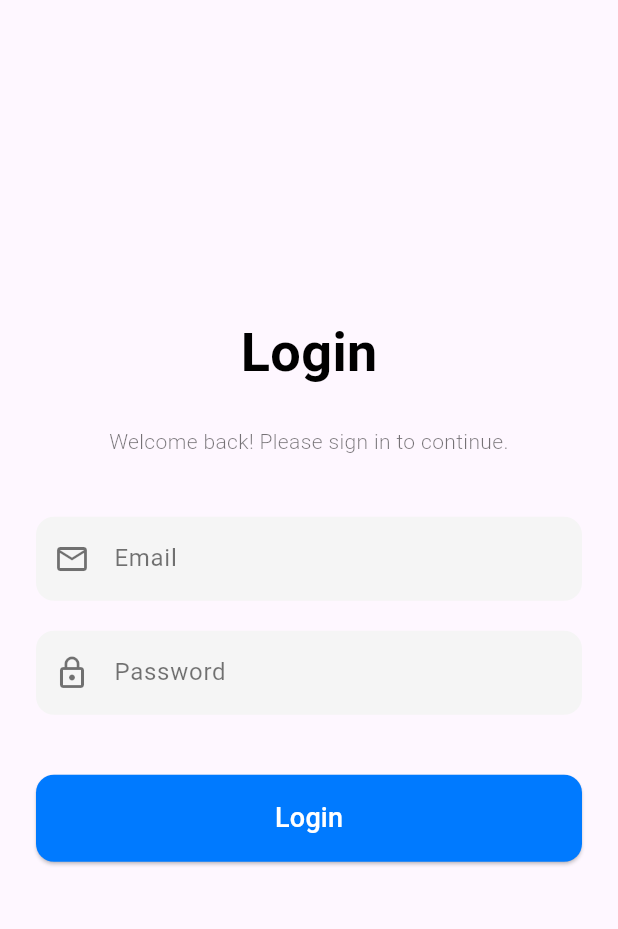
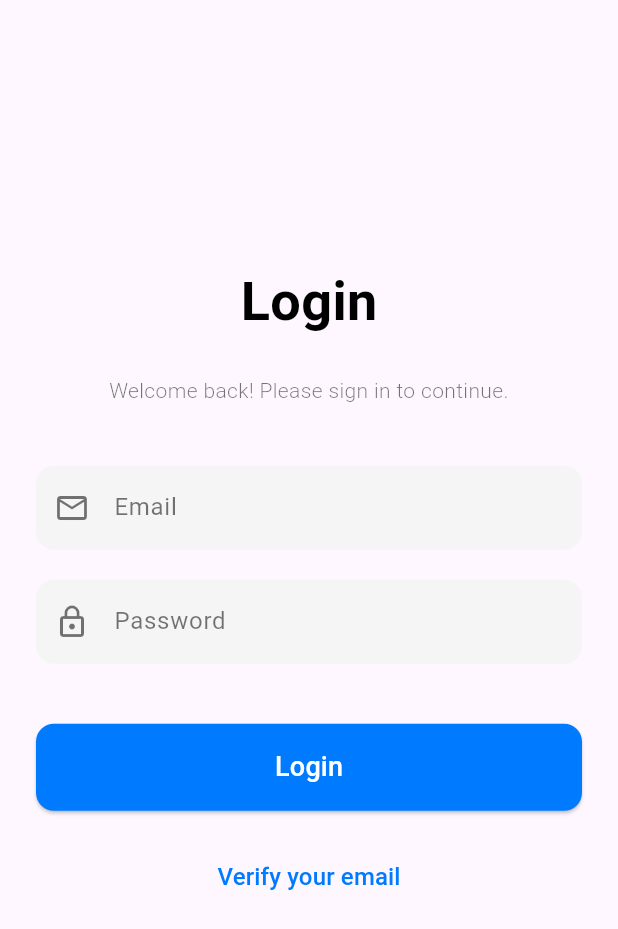
Before and after one commit to Sujal-Rana-88/gym-rbca, a Flutter app: the screen it shows after launch, on a phone screen of 412 x 824 dp. Shown: the top 929 px of the screen. Run offline on Flutter 3.47's test engine with Material 3 defaults, Android fonts, the phone set to English and light mode, and no system bars; our stand-ins replace bloc, dio, email_validator, equatable, flutter_bloc, jwt_decoder and 1 more.

Commit message:
Added Verify user modal

```diff
--- a/lib/blocs/auth/auth_bloc.dart
+++ b/lib/blocs/auth/auth_bloc.dart
@@ -36,12 +36,6 @@ class AuthBloc extends Bloc<AuthEvent, AuthState> {
           await prefs.setString('access_token', response.data['data']);
           await prefs.setString('role', decodedToken['authorities'] ?? "");
           await prefs.setString('exp', decodedToken['exp'].toString());
-          // final role = await secureStorage.read(key: 'role');
-          // final exp = await secureStorage.read(key: 'exp');
-          // final access = await secureStorage.read(key: 'access_token');
-          // print("Role is : $role");
-          // print("Exp is : $exp");
-          // print(access);
           emit(Authenticated(email: event.email));
         } else {
           emit(AuthError("Login failed. Please try again."));
--- a/lib/constants/url_constants.dart
+++ b/lib/constants/url_constants.dart
@@ -4,4 +4,7 @@ class URLConstants{
   static const String signup = "auth/authregister";
   static const String getAllOrgs = "organization/getAll";
   static const String addOrg = "organization/add";
+  static const String sendVerificationEmail = "auth/send";
+  static const String verifyEmail = "auth/verifyEmail";
+  static const String setPassword = "auth/setPassword";
 }
--- a/lib/views/onboarding/login_screen.dart
+++ b/lib/views/onboarding/login_screen.dart
@@ -1,5 +1,6 @@
 import 'package:flutter/material.dart';
 import 'package:flutter_bloc/flutter_bloc.dart';
+import 'package:sample_rbca/views/onboarding/verification_screen.dart';
 import 'package:sample_rbca/views/owner/owner_screen.dart';
 import 'package:sample_rbca/views/manager/manager_screen.dart';
 import 'package:shared_preferences/shared_preferences.dart';
@@ -27,7 +28,7 @@ class LoginScreen extends StatelessWidget {
                 Navigator.pushReplacementNamed(context, '/admin');
                 break;
 
-              case 'owner':
+              case 'ROLE_ORGANIZATION':
                 Navigator.pushReplacement(
                   context,
                   MaterialPageRoute(builder: (context) => OwnerScreen()),
@@ -121,6 +122,25 @@ class LoginScreen extends StatelessWidget {
                         minimumSize: const Size(double.infinity, 0),
                       ),
                     ),
+                    const SizedBox(height: 20),
+                    TextButton(
+                      onPressed: () {
+                        Navigator.push(
+                          context,
+                          MaterialPageRoute(
+                            builder: (context) => VerificationScreen(
+                            ),
+                          ),
+                        );
+                      },
+                      child: Text(
+                        "Verify your email",
+                        style: TextStyle(
+                          color: Color(0xFF007AFF),
+                          fontSize: 16,
+                        ),
+                      ),
+                    ),
                   ],
                 ),
               ),
```
Also changed, not shown: lib/views/onboarding/dashboard_screen.dart (+2 -16 lines), lib/views/admin/orgs/org_list_screen.dart (line endings or trailing spaces).
